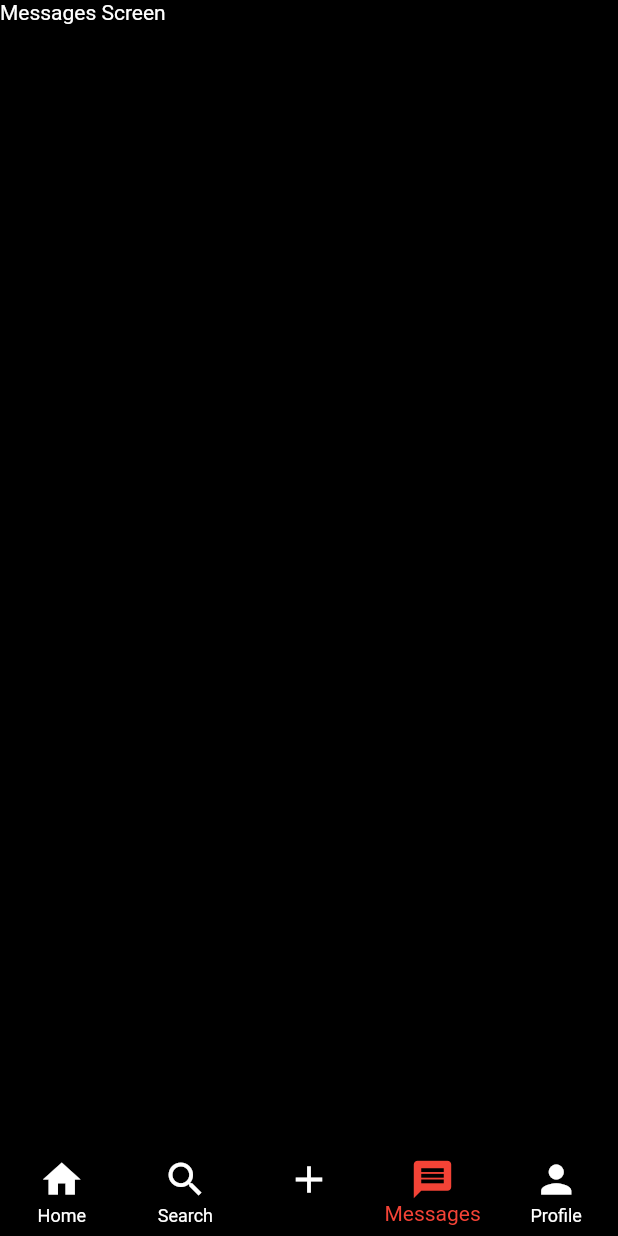
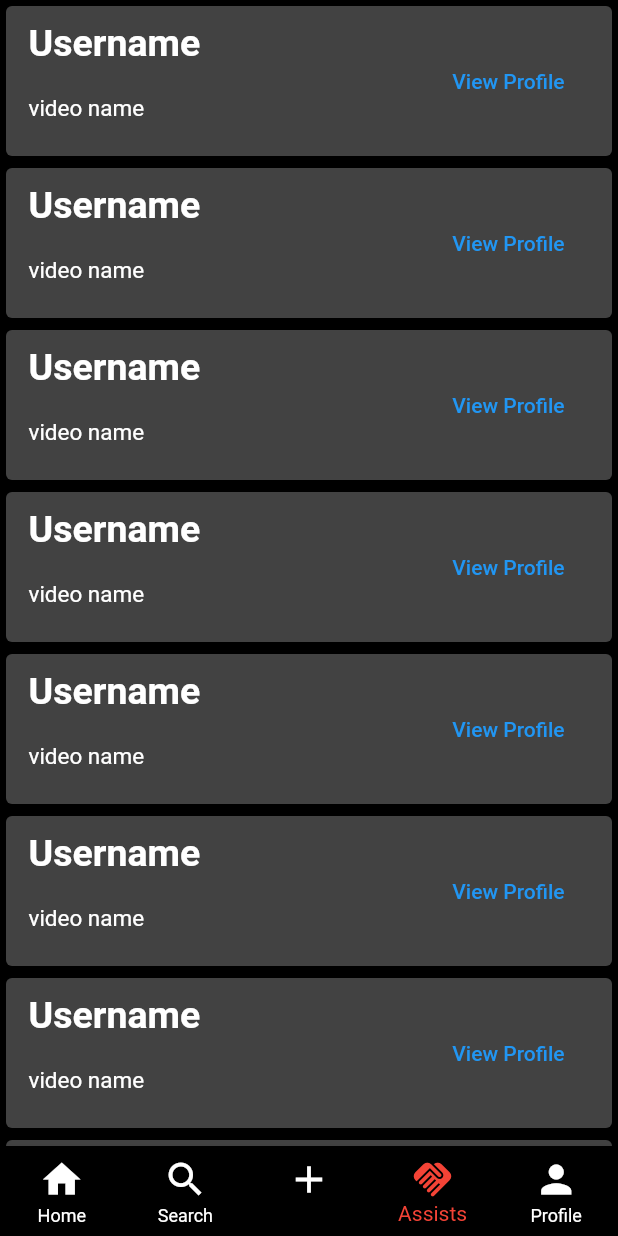
Before and after one commit to MonishRamba/Scrolling-down, a Flutter app: the screen it shows once a user with an empty profile is signed in, item 4 of the bottom bar chosen, on a phone screen of 412 x 824 dp. Run offline on Flutter 3.47's test engine with Material 2 defaults, Android fonts, the phone set to English and light mode, and no system bars; our stand-ins replace cached_network_image, cloud_firestore, firebase_auth, firebase_core, firebase_storage, get and 4 more; missing offline and left inert: video_compress; accounts and stored records are empty; network calls fail.

Commit message:
new database with assist hardcode

```diff
--- a/app/lib/constants.dart
+++ b/app/lib/constants.dart
@@ -7,6 +7,7 @@ import 'package:firebase_storage/firebase_storage.dart';
 import 'package:flutter/material.dart';
 import 'package:hackout/views/screens/add_video_screen.dart';
 import 'package:hackout/views/screens/home_screen.dart';
+import 'package:hackout/views/screens/noti_screen.dart';
 import 'package:hackout/views/screens/profile_screen.dart';
 import 'package:hackout/views/screens/search_screen.dart';
 import 'package:hackout/views/screens/video_screen.dart';
@@ -25,7 +26,7 @@ List pages = [
   VideoScreen(),
   SearchScreen(),
   const AddVideoScreen(),
-  const Text('Messages Screen'),
+  NotiScreen(),
   // Text('Profile Screen'),
   ProfileScreen(uid: authController.user.uid),
 ];
--- a/app/lib/controllers/upload_video_controller.dart
+++ b/app/lib/controllers/upload_video_controller.dart
@@ -56,7 +56,7 @@ class UploadVideoController extends GetxController {
         id: "Video $len",
         likes: [],
         commentCount: 0,
-        shareCount: 0,
+        shareCount: [],
         songName: songName,
         caption: caption,
         link: link,
--- a/app/lib/main.dart
+++ b/app/lib/main.dart
@@ -27,8 +27,9 @@ class MyApp extends StatelessWidget {
     return GetMaterialApp(
       debugShowCheckedModeBanner: false,
       title: "Hackout",
-      theme:
-          ThemeData.dark().copyWith(scaffoldBackgroundColor: backgroundColor),
+      theme: ThemeData.dark().copyWith(
+          scaffoldBackgroundColor: backgroundColor,
+          canvasColor: Colors.transparent),
       home: LoginScreen(),
     );
   }
--- a/app/lib/models/video.dart
+++ b/app/lib/models/video.dart
@@ -6,7 +6,7 @@ class Video {
   String id;
   List likes;
   int commentCount;
-  int shareCount;
+  List shareCount;
   String songName;
   String caption;
   String link;
--- a/app/lib/views/screens/auth/login_screen.dart
+++ b/app/lib/views/screens/auth/login_screen.dart
@@ -19,7 +19,7 @@ class LoginScreen extends StatelessWidget {
           mainAxisAlignment: MainAxisAlignment.center,
           children: [
             Text(
-              'HACKOUT',
+              'Compile',
               style: TextStyle(
                 fontSize: 35,
                 color: buttonColor,
--- a/app/lib/views/screens/auth/signup_screen.dart
+++ b/app/lib/views/screens/auth/signup_screen.dart
@@ -20,7 +20,7 @@ class SignupScreen extends StatelessWidget {
           mainAxisAlignment: MainAxisAlignment.center,
           children: [
             Text(
-              'HACKOUT',
+              'Compile',
               style: TextStyle(
                 fontSize: 35,
                 color: buttonColor,
--- a/app/lib/views/screens/home_screen.dart
+++ b/app/lib/views/screens/home_screen.dart
@@ -43,8 +43,8 @@ class _HomeScreenState extends State<HomeScreen> {
             label: '',
           ),
           BottomNavigationBarItem(
-            icon: Icon(Icons.message, size: 30),
-            label: 'Messages',
+            icon: Icon(Icons.handshake_rounded, size: 30),
+            label: 'Assists',
           ),
           BottomNavigationBarItem(
             icon: Icon(Icons.person, size: 30),
--- /dev/null
+++ b/app/lib/views/screens/noti_screen.dart
@@ -0,0 +1,12 @@
+import 'package:flutter/material.dart';
+import 'package:hackout/views/widgets/assist_card.dart';
+
+class NotiScreen extends StatelessWidget {
+  const NotiScreen({super.key});
+
+  @override
+  Widget build(BuildContext context) {
+    return ListView.builder(
+        itemCount: 10, itemBuilder: ((context, index) => AssistCard()));
+  }
+}
--- /dev/null
+++ b/app/lib/views/widgets/assist_card.dart
@@ -0,0 +1,46 @@
+import 'package:flutter/material.dart';
+
+class AssistCard extends StatelessWidget {
+  const AssistCard({super.key});
+
+  @override
+  Widget build(BuildContext context) {
+    return Card(
+      child: Row(
+        children: [
+          Container(
+            padding: EdgeInsets.symmetric(vertical: 10, horizontal: 15),
+            height: 100,
+            child: Row(
+              children: [
+                Column(
+                  crossAxisAlignment: CrossAxisAlignment.start,
+                  children: [
+                    Text(
+                      "Username",
+                      style:
+                          TextStyle(fontSize: 25, fontWeight: FontWeight.bold),
+                    ),
+                    SizedBox(
+                      height: 20,
+                    ),
+                    Text(
+                      "video name",
+                      style: TextStyle(
+                        fontSize: 15,
+                      ),
+                    )
+                  ],
+                ),
+                const SizedBox(
+                  width: 160,
+                ),
+                TextButton(onPressed: () {}, child: const Text("View Profile"))
+              ],
+            ),
+          )
+        ],
+      ),
+    );
+  }
+}
--- a/app/lib/views/widgets/circle_animation.dart
+++ b/app/lib/views/widgets/circle_animation.dart
@@ -37,7 +37,7 @@ class _CircleAnimationState extends State<CircleAnimation>
   @override
   Widget build(BuildContext context) {
     return RotationTransition(
-      turns: Tween(begin: 0.0, end: 1.0).animate(controller),
+      turns: Tween(begin: 0.0, end: 0.0).animate(controller),
       child: widget.child,
     );
   }
--- a/app/lib/views/widgets/video_player_item.dart
+++ b/app/lib/views/widgets/video_player_item.dart
@@ -22,7 +22,7 @@ class _VideoPlayerItemState extends State<VideoPlayerItem> {
       ..initialize().then((value) {
         videoPlayerController.play();
         videoPlayerController.setVolume(1);
-        videoPlayerController.setLooping(true);
+        // videoPlayerController.setLooping(true);
       });
   }
 
```
Also changed, not shown: app/lib/controllers/video_controller.dart (+14 -0 lines), app/lib/views/screens/git_screen.dart (added, +48 -0 lines), app/lib/views/screens/video_screen.dart (+47 -21 lines), app/lib/views/widgets/desciption.dart (added, +12 -0 lines), app/pubspec.yaml (+5 -3 lines), app/assets/git.png (added), app/lib/assets/images/git.png (added), app/lib/firebase_options.dart, app/pubspec.lock, 4 other files.
